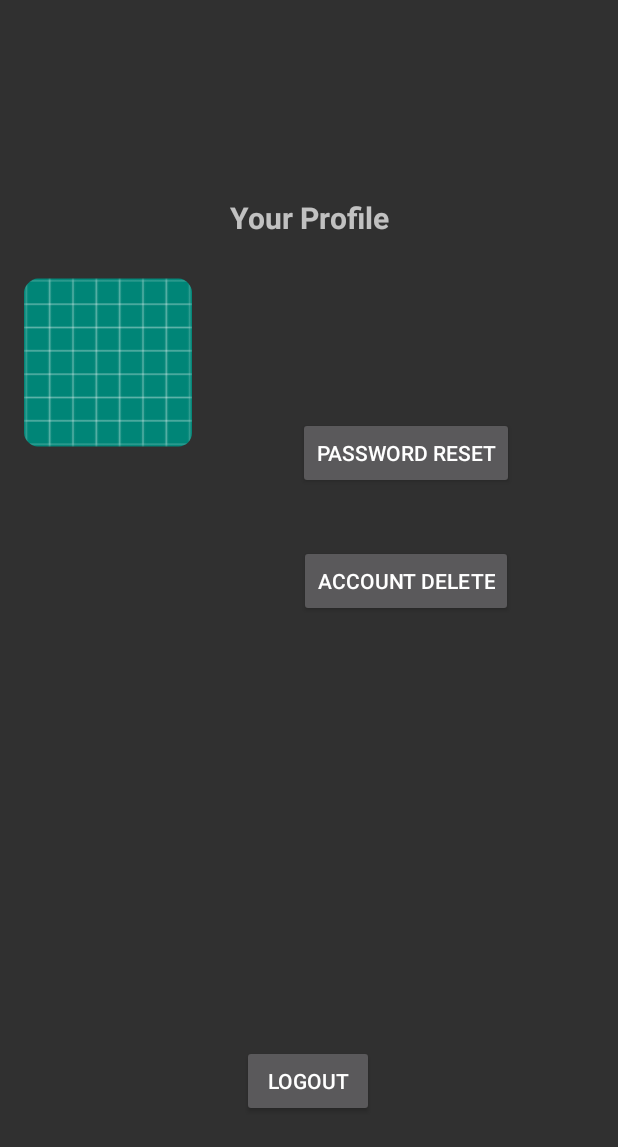
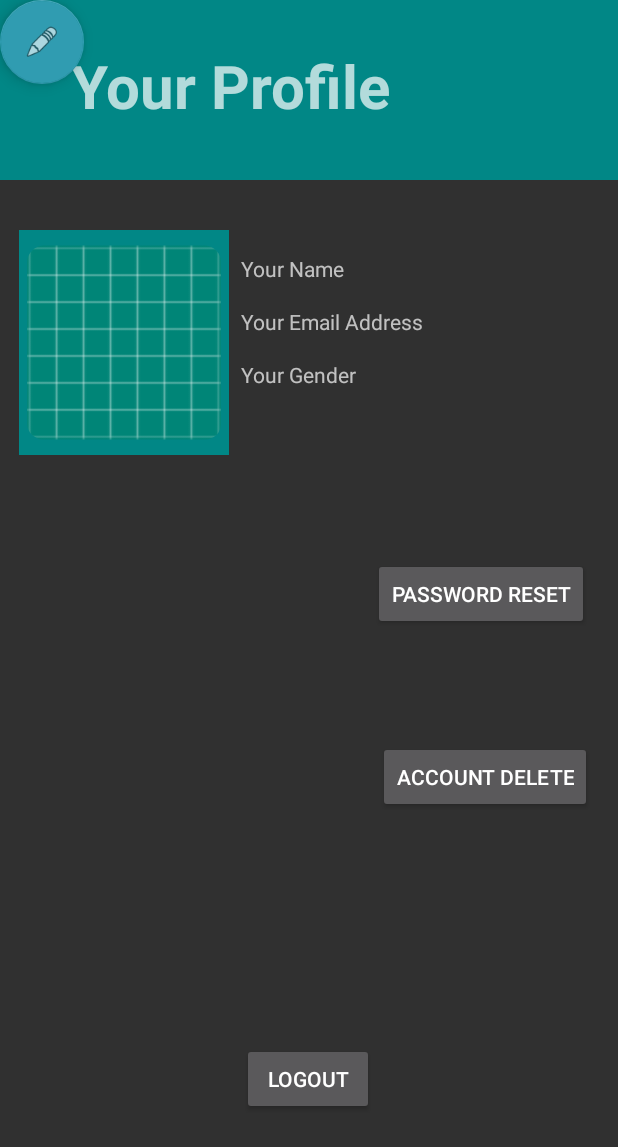
Before and after one commit to Alvarobenz/Tommyscloset, an Android app: the Accountsettings screen opened directly, with no data from a screen before it, on a phone screen of 412 x 824 dp. Shown: the top 1147 px of the screen. Run offline under Robolectric (Android 15) with nearby library versions, the phone set to English and light mode, and no system bars; our stand-ins replace Firebase (no records; nobody signed in at launch, a user with empty details on screens opened directly), Picasso; pictures from the network do not load.

Commit message:
User profile expanded and partial item upload being worked on

```diff
--- a/app/build.gradle
+++ b/app/build.gradle
@@ -28,6 +28,7 @@ dependencies {
     implementation 'androidx.constraintlayout:constraintlayout:1.1.3'
     implementation 'com.google.firebase:firebase-firestore:21.4.2'
     implementation 'com.google.firebase:firebase-storage:19.1.1'
+    implementation 'com.google.firebase:firebase-database:19.2.1'
     testImplementation 'junit:junit:4.13'
     androidTestImplementation 'androidx.test.ext:junit:1.1.1'
     androidTestImplementation 'androidx.test.espresso:espresso-core:3.2.0'
--- a/app/src/main/AndroidManifest.xml
+++ b/app/src/main/AndroidManifest.xml
@@ -14,7 +14,6 @@
         android:roundIcon="@mipmap/ic_launcher_round"
         android:supportsRtl="true"
         android:theme="@style/AppTheme">
-        <activity android:name=".uploadImage2"> </activity>
         <activity android:name=".uploadImage" />
         <activity android:name=".ClothesuploadSelect" />
         <activity android:name=".Galleryview" />
--- a/app/src/main/res/layout/activity_accountsettings.xml
+++ b/app/src/main/res/layout/activity_accountsettings.xml
@@ -5,6 +5,50 @@
     android:layout_width="match_parent"
     android:layout_height="match_parent"
     tools:context=".Accountsettings">
+
+    <RelativeLayout
+        android:id="@+id/relativeLayout2"
+        android:layout_width="match_parent"
+        android:layout_height="120dp"
+        android:background="@color/design_default_color_secondary_variant"
+        tools:ignore="MissingConstraints"
+        tools:layout_editor_absoluteX="0dp"
+        tools:layout_editor_absoluteY="-6dp">
+
+        <TextView
+            android:id="@+id/textView4"
+            android:layout_width="wrap_content"
+            android:layout_height="wrap_content"
+            android:layout_alignParentTop="true"
+            android:layout_alignParentEnd="true"
+            android:layout_alignParentBottom="true"
+            android:layout_marginTop="30dp"
+            android:layout_marginEnd="151dp"
+            android:layout_marginBottom="39dp"
+            android:text="Your Profile"
+            android:textSize="40dp"
+            android:textStyle="bold"
+            app:layout_constraintBottom_toBottomOf="parent"
+            app:layout_constraintEnd_toEndOf="parent"
+            app:layout_constraintHorizontal_bias="0.477"
+            app:layout_constraintStart_toStartOf="parent"
+            app:layout_constraintTop_toTopOf="parent"
+            app:layout_constraintVertical_bias="0.13" />
+
+    </RelativeLayout>
+
+    <TextView
+        android:id="@+id/profileEmail"
+        android:layout_width="0dp"
+        android:layout_height="wrap_content"
+        android:layout_marginStart="8dp"
+        android:layout_marginTop="16dp"
+        android:layout_marginEnd="8dp"
+        android:text="Your Email Address"
+        app:layout_constraintEnd_toEndOf="parent"
+        app:layout_constraintHorizontal_bias="0.0"
+        app:layout_constraintStart_toEndOf="@+id/profileImage"
+        app:layout_constraintTop_toBottomOf="@+id/profileName" />
 
     <Button
         android:id="@+id/buttonLogout"
@@ -15,23 +59,8 @@
         app:layout_constraintEnd_toEndOf="parent"
         app:layout_constraintHorizontal_bias="0.498"
         app:layout_constraintStart_toStartOf="parent"
-        app:layout_constraintTop_toBottomOf="@+id/imageView"
+        app:layout_constraintTop_toBottomOf="@+id/profileImage"
         app:layout_constraintVertical_bias="0.83" />
-
-    <TextView
-        android:id="@+id/textView4"
-        android:layout_width="wrap_content"
-        android:layout_height="wrap_content"
-        android:layout_marginTop="32dp"
-        android:text="Your Profile"
-        android:textSize="20sp"
-        android:textStyle="bold"
-        app:layout_constraintBottom_toBottomOf="parent"
-        app:layout_constraintEnd_toEndOf="parent"
-        app:layout_constraintStart_toStartOf="parent"
-        app:layout_constraintTop_toTopOf="parent"
-        app:layout_constraintVertical_bias="0.13" />
-
 
     <Button
         android:id="@+id/buttonDelete"
@@ -39,11 +68,11 @@
         android:layout_height="wrap_content"
         android:text="Account Delete"
         app:layout_constraintBottom_toBottomOf="parent"
-        app:layout_constraintEnd_toEndOf="@+id/profileEmail"
-        app:layout_constraintHorizontal_bias="0.535"
-        app:layout_constraintStart_toEndOf="@+id/imageView"
+        app:layout_constraintEnd_toEndOf="parent"
+        app:layout_constraintHorizontal_bias="0.852"
+        app:layout_constraintStart_toEndOf="@+id/profileImage"
         app:layout_constraintTop_toBottomOf="@+id/buttonReset"
-        app:layout_constraintVertical_bias="0.083" />
+        app:layout_constraintVertical_bias="0.207" />
 
     <ProgressBar
         android:id="@+id/progressBar"
@@ -62,22 +91,29 @@
         android:id="@+id/buttonReset"
         android:layout_width="wrap_content"
         android:layout_height="wrap_content"
+        android:layout_marginBottom="404dp"
         android:text="password Reset"
         app:layout_constraintBottom_toBottomOf="parent"
-        app:layout_constraintEnd_toEndOf="@+id/profileEmail"
-        app:layout_constraintHorizontal_bias="0.535"
-        app:layout_constraintStart_toEndOf="@+id/imageView"
-        app:layout_constraintTop_toBottomOf="@+id/profileEmail"
-        app:layout_constraintVertical_bias="0.089" />
+        app:layout_constraintEnd_toEndOf="parent"
+        app:layout_constraintHorizontal_bias="0.927"
+        app:layout_constraintStart_toStartOf="parent"
+        app:layout_constraintTop_toBottomOf="@+id/profileGender"
+        app:layout_constraintVertical_bias="1.0" />
 
     <ImageView
-        android:id="@+id/imageView"
-        android:layout_width="112dp"
-        android:layout_height="134dp"
-        android:layout_marginStart="16dp"
-        android:layout_marginTop="16dp"
+        android:id="@+id/profileImage"
+        android:layout_width="140dp"
+        android:layout_height="150dp"
+        android:layout_marginTop="33dp"
+        android:layout_marginBottom="436dp"
+        android:background="@color/design_default_color_secondary_variant"
+        android:padding="5dp"
+        app:layout_constraintBottom_toBottomOf="parent"
+        app:layout_constraintEnd_toEndOf="parent"
+        app:layout_constraintHorizontal_bias="0.047"
         app:layout_constraintStart_toStartOf="parent"
-        app:layout_constraintTop_toBottomOf="@+id/textView4"
+        app:layout_constraintTop_toBottomOf="@+id/relativeLayout2"
+        app:layout_constraintVertical_bias="0.0"
         app:srcCompat="@mipmap/ic_launcher" />
 
     <TextView
@@ -85,25 +121,39 @@
         android:layout_width="0dp"
         android:layout_height="wrap_content"
         android:layout_marginStart="8dp"
-        android:layout_marginTop="8dp"
+        android:layout_marginTop="16dp"
         android:layout_marginEnd="8dp"
         android:text="Your Name"
         app:layout_constraintEnd_toEndOf="parent"
-        app:layout_constraintStart_toEndOf="@+id/imageView"
-        app:layout_constraintTop_toTopOf="@+id/imageView" />
+        app:layout_constraintHorizontal_bias="0.0"
+        app:layout_constraintStart_toEndOf="@+id/profileImage"
+        app:layout_constraintTop_toTopOf="@+id/profileImage" />
 
     <TextView
-        android:id="@+id/profileEmail"
+        android:id="@+id/profileGender"
         android:layout_width="0dp"
         android:layout_height="wrap_content"
         android:layout_marginStart="8dp"
-        android:layout_marginTop="8dp"
+        android:layout_marginTop="16dp"
         android:layout_marginEnd="8dp"
-        android:text="Your Email Address"
+        android:text="Your Gender"
         app:layout_constraintEnd_toEndOf="parent"
-        app:layout_constraintStart_toEndOf="@+id/imageView"
-        app:layout_constraintTop_toBottomOf="@+id/profileName" />
+        app:layout_constraintHorizontal_bias="0.0"
+        app:layout_constraintStart_toEndOf="@+id/profileImage"
+        app:layout_constraintTop_toBottomOf="@+id/profileEmail" />
 
+    <com.google.android.material.floatingactionbutton.FloatingActionButton
+        android:id="@+id/fab"
+        android:layout_width="wrap_content"
+        android:layout_height="wrap_content"
+        android:layout_margin="10dp"
+        android:clickable="true"
+        android:focusable="true"
+        app:backgroundTint="@color/colorPrimaryDark"
+        app:srcCompat="@android:drawable/ic_menu_edit"
+        tools:layout_editor_absoluteX="322dp"
+        tools:layout_editor_absoluteY="663dp"
+        tools:ignore="MissingConstraints" />
 
 
 </androidx.constraintlayout.widget.ConstraintLayout>
```
Also changed, not shown: app/src/main/java/com/example/tommyscloset/Accountsettings.java (+396 -6 lines), app/src/main/java/com/example/tommyscloset/Clothesupload.java (+18 -10 lines), app/src/main/java/com/example/tommyscloset/RegisterActivity.java (+35 -13 lines), app/src/main/java/com/example/tommyscloset/uploadImage.java (+24 -7 lines), app/src/main/java/com/example/tommyscloset/uploadImage2.java (deleted, +0 -29 lines), app/src/main/res/layout/activity_register.xml (+13 -3 lines), app/src/main/res/layout/activity_upload_image.xml (+12 -0 lines), app/src/main/res/layout/activity_home.xml (line endings or trailing spaces).
